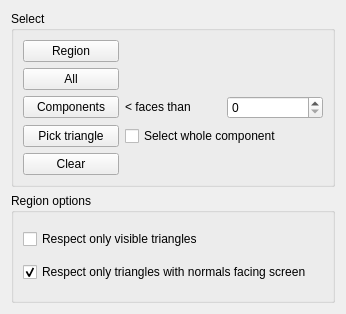
berndhahnebach/All_FreeCAD, file src/Mod/ReverseEngineering/Gui/SegmentationManual.ui: the form before one commit.
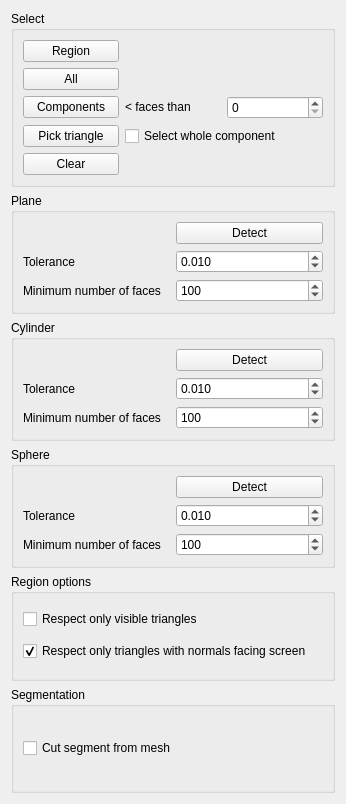
The form after the commit.

Commit message: ReverseEngineering: improve manual segmentation

The edit to the form file:
```diff
--- a/src/Mod/ReverseEngineering/Gui/SegmentationManual.ui
+++ b/src/Mod/ReverseEngineering/Gui/SegmentationManual.ui
@@ -7,7 +7,7 @@
     <x>0</x>
     <y>0</y>
     <width>346</width>
-    <height>314</height>
+    <height>804</height>
    </rect>
   </property>
   <property name="windowTitle">
@@ -117,6 +117,165 @@
     </widget>
    </item>
    <item row="1" column="0">
+    <widget class="QGroupBox" name="groupBoxPln">
+     <property name="title">
+      <string>Plane</string>
+     </property>
+     <layout class="QGridLayout" name="gridLayoutPln">
+      <item row="1" column="0">
+       <widget class="QLabel" name="label_2">
+        <property name="text">
+         <string>Tolerance</string>
+        </property>
+       </widget>
+      </item>
+      <item row="1" column="1">
+       <widget class="QDoubleSpinBox" name="tolPln">
+        <property name="decimals">
+         <number>3</number>
+        </property>
+        <property name="singleStep">
+         <double>0.010000000000000</double>
+        </property>
+        <property name="value">
+         <double>0.010000000000000</double>
+        </property>
+       </widget>
+      </item>
+      <item row="2" column="0">
+       <widget class="QLabel" name="label_3">
+        <property name="text">
+         <string>Minimum number of faces</string>
+        </property>
+       </widget>
+      </item>
+      <item row="2" column="1">
+       <widget class="QSpinBox" name="numPln">
+        <property name="maximum">
+         <number>100000</number>
+        </property>
+        <property name="value">
+         <number>100</number>
+        </property>
+       </widget>
+      </item>
+      <item row="0" column="1">
+       <widget class="QPushButton" name="planeDetect">
+        <property name="text">
+         <string>Detect</string>
+        </property>
+       </widget>
+      </item>
+     </layout>
+    </widget>
+   </item>
+   <item row="2" column="0">
+    <widget class="QGroupBox" name="groupBoxCyl">
+     <property name="title">
+      <string>Cylinder</string>
+     </property>
+     <layout class="QGridLayout" name="gridLayoutCyl">
+      <item row="1" column="0">
+       <widget class="QLabel" name="label_4">
+        <property name="text">
+         <string>Tolerance</string>
+        </property>
+       </widget>
+      </item>
+      <item row="1" column="1">
+       <widget class="QDoubleSpinBox" name="tolCyl">
+        <property name="decimals">
+         <number>3</number>
+        </property>
+        <property name="singleStep">
+         <double>0.010000000000000</double>
+        </property>
+        <property name="value">
+         <double>0.010000000000000</double>
+        </property>
+       </widget>
+      </item>
+      <item row="2" column="0">
+       <widget class="QLabel" name="label_5">
+        <property name="text">
+         <string>Minimum number of faces</string>
+        </property>
+       </widget>
+      </item>
+      <item row="2" column="1">
+       <widget class="QSpinBox" name="numCyl">
+        <property name="maximum">
+         <number>100000</number>
+        </property>
+        <property name="value">
+         <number>100</number>
+        </property>
+       </widget>
+      </item>
+      <item row="0" column="1">
+       <widget class="QPushButton" name="cylinderDetect">
+        <property name="text">
+         <string>Detect</string>
+        </property>
+       </widget>
+      </item>
+     </layout>
+    </widget>
+   </item>
+   <item row="3" column="0">
+    <widget class="QGroupBox" name="groupBoxSph">
+     <property name="title">
+      <string>Sphere</string>
+     </property>
+     <layout class="QGridLayout" name="gridLayoutSph">
+      <item row="1" column="0">
+       <widget class="QLabel" name="label_7">
+        <property name="text">
+         <string>Tolerance</string>
+        </property>
+       </widget>
+      </item>
+      <item row="1" column="1">
+       <widget class="QDoubleSpinBox" name="tolSph">
+        <property name="decimals">
+         <number>3</number>
+        </property>
+        <property name="singleStep">
+         <double>0.010000000000000</double>
+        </property>
+        <property name="value">
+         <double>0.010000000000000</double>
+        </property>
+       </widget>
+      </item>
+      <item row="2" column="0">
+       <widget class="QLabel" name="label_8">
+        <property name="text">
+         <string>Minimum number of faces</string>
+        </property>
+       </widget>
+      </item>
+      <item row="2" column="1">
+       <widget class="QSpinBox" name="numSph">
+        <property name="maximum">
+         <number>100000</number>
+        </property>
+        <property name="value">
+         <number>100</number>
+        </property>
+       </widget>
+      </item>
+      <item row="0" column="1">
+       <widget class="QPushButton" name="sphereDetect">
+        <property name="text">
+         <string>Detect</string>
+        </property>
+       </widget>
+      </item>
+     </layout>
+    </widget>
+   </item>
+   <item row="4" column="0">
     <widget class="QGroupBox" name="groupBox_3">
      <property name="title">
       <string>Region options</string>
@@ -145,6 +304,22 @@
      </layout>
     </widget>
    </item>
+   <item row="5" column="0">
+    <widget class="QGroupBox" name="groupBoxSegm">
+     <property name="title">
+      <string>Segmentation</string>
+     </property>
+     <layout class="QGridLayout" name="gridLayoutSegm">
+      <item row="0" column="0">
+       <widget class="QCheckBox" name="checkBoxCutSegm">
+        <property name="text">
+         <string>Cut segment from mesh</string>
+        </property>
+       </widget>
+      </item>
+     </layout>
+    </widget>
+   </item>
   </layout>
  </widget>
  <tabstops>
```
Left out of the diff: 4 changed lines with no effect on the pictures. The commit also changes 2 other files.
